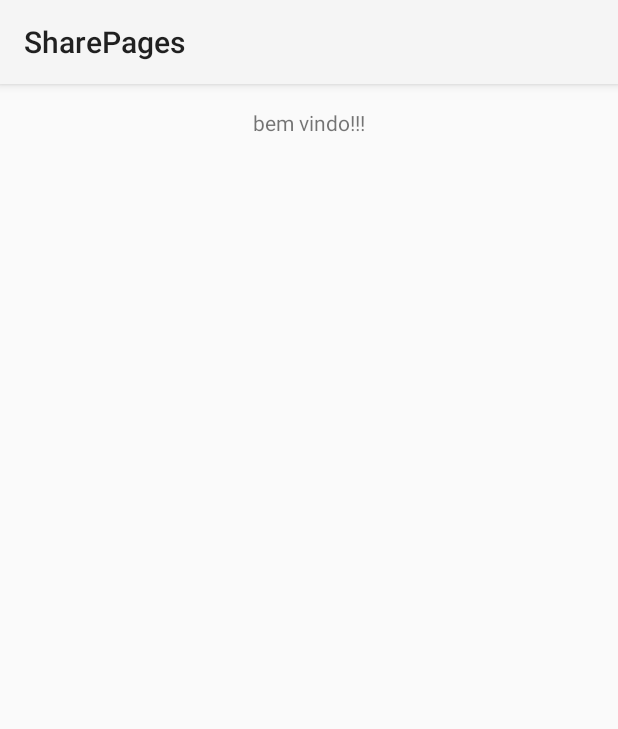
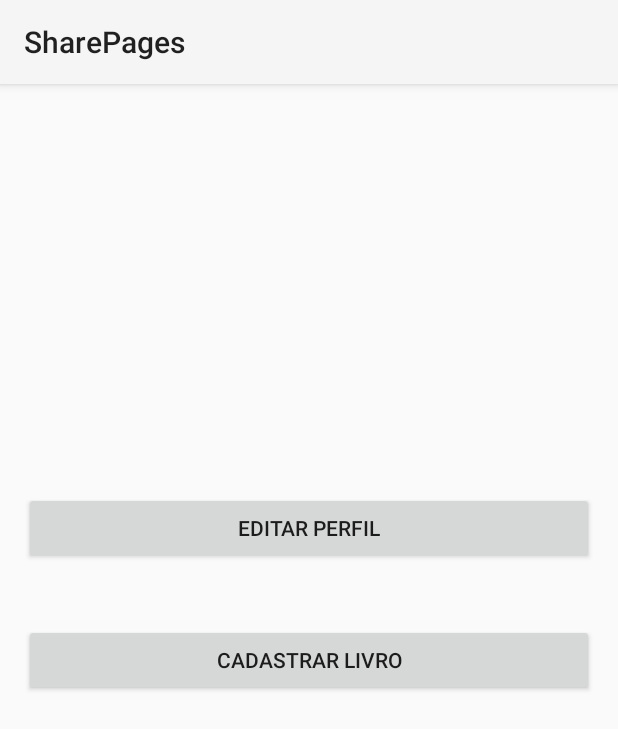
Before and after one commit to gleydsonageu/SharePages, an Android app: the MenuPrincipal screen opened directly, with no data from a screen before it, on a phone screen of 412 x 824 dp. Shown: the top 729 px of the screen. Run offline under Robolectric (Android 15) with nearby library versions, the phone set to English and light mode, and no system bars.

Commit message:
Criação Tela Menu Principal

```diff
--- a/app/src/main/java/br/com/projetoapp/sharepages/gui/CadastroLivro.java
+++ b/app/src/main/java/br/com/projetoapp/sharepages/gui/CadastroLivro.java
@@ -26,7 +26,7 @@ public class CadastroLivro extends Activity {
         super.onCreate(savedInstanceState);
         setContentView(R.layout.activity_cadastro_livro);
 
-        cadastrarLivro = (Button) findViewById(R.id.cadastrarLivro);
+        //cadastrarLivro = (Button) findViewById(R.id.cadastrarLivro);
 
 
 
@@ -40,14 +40,14 @@ public class CadastroLivro extends Activity {
 
 
 
-        cadastrarLivro.setOnClickListener(new View.OnClickListener() {
+        /*cadastrarLivro.setOnClickListener(new View.OnClickListener() {
             @Override
             public void onClick(View v) {
 
 
                 Disponibilidade disponibilidade = (Disponibilidade) disponibilidadeSpinner.getSelectedItem();
             }
-        });
+        });*/
     }
 
     private void adcDisponibilidadesNoSpinner() throws Exception {
--- a/app/src/main/java/br/com/projetoapp/sharepages/gui/MenuPrincipal.java
+++ b/app/src/main/java/br/com/projetoapp/sharepages/gui/MenuPrincipal.java
@@ -2,15 +2,38 @@ package br.com.projetoapp.sharepages.gui;
 
 import android.os.Bundle;
 import android.app.Activity;
+import android.widget.Button;
+import android.view.*;
+import br.com.projetoapp.sharepages.R;
+import android.content.*;
 
-import br.com.projetoapp.sharepages.R;
+public class MenuPrincipal extends Activity implements View.OnClickListener{
 
-public class MenuPrincipal extends Activity {
+    private Button editarPerfil;
+    private Button cadastrarLivroMenu;
 
     @Override
     protected void onCreate(Bundle savedInstanceState) {
         super.onCreate(savedInstanceState);
         setContentView(R.layout.activity_menu_principal);
+
+        editarPerfil = (Button) findViewById(R.id.editarPerfil);
+        cadastrarLivroMenu = (Button) findViewById(R.id.cadastrarLivroMenu);
+
+        editarPerfil.setOnClickListener(this);
+        cadastrarLivroMenu.setOnClickListener(this);
     }
 
+
+    @Override
+    public void onClick(View v) {
+
+        if(v == cadastrarLivroMenu){
+            Intent it = new Intent(this, CadastroLivro.class);
+            startActivity(it);
+        }
+
+
+
+    }
 }
--- a/app/src/main/res/layout/activity_cadastro_livro.xml
+++ b/app/src/main/res/layout/activity_cadastro_livro.xml
@@ -169,7 +169,7 @@
         android:layout_width="wrap_content"
         android:layout_height="wrap_content"
         android:text="Cadastrar"
-        android:id="@+id/cadastrarLivro"
+        android:id="@+id/cadastrarLivroMenu"
         android:onClick="cadastrarLivro"
         android:layout_below="@+id/campoDescricao"
         android:layout_alignEnd="@+id/campoNomeLivro" />
--- a/app/src/main/res/layout/activity_menu_principal.xml
+++ b/app/src/main/res/layout/activity_menu_principal.xml
@@ -9,10 +9,22 @@
     android:paddingTop="@dimen/activity_vertical_margin"
     tools:context="br.com.projetoapp.sharepages.gui.MenuPrincipal">
 
-    <TextView
+    <Button
         android:layout_width="wrap_content"
         android:layout_height="wrap_content"
-        android:text="@string/bemvindo"
-        android:layout_centerHorizontal="true"/>
+        android:text="@string/cadastrar_livro"
+        android:id="@+id/cadastrarLivroMenu"
+        android:layout_centerVertical="true"
+        android:layout_alignParentStart="true"
+        android:layout_alignParentEnd="true" />
 
+    <Button
+        android:layout_width="wrap_content"
+        android:layout_height="wrap_content"
+        android:text="@string/editarPerfil"
+        android:id="@+id/editarPerfil"
+        android:layout_above="@+id/cadastrarLivroMenu"
+        android:layout_marginBottom="40dp"
+        android:layout_alignEnd="@+id/cadastrarLivroMenu"
+        android:layout_alignParentStart="true" />
 </RelativeLayout>
--- a/app/src/main/res/values/strings.xml
+++ b/app/src/main/res/values/strings.xml
@@ -25,5 +25,7 @@
     <string name="title_activity_cadastro_livro">CadastroLivro</string>
     <string name="hello_round">Hello Round World!</string>
     <string name="hello_square">Hello Square World!</string>
+    <string name="editarPerfil">Editar Perfil</string>
+    <string name="cadastrar_livro">Cadastrar Livro</string>
 
 </resources>
```
